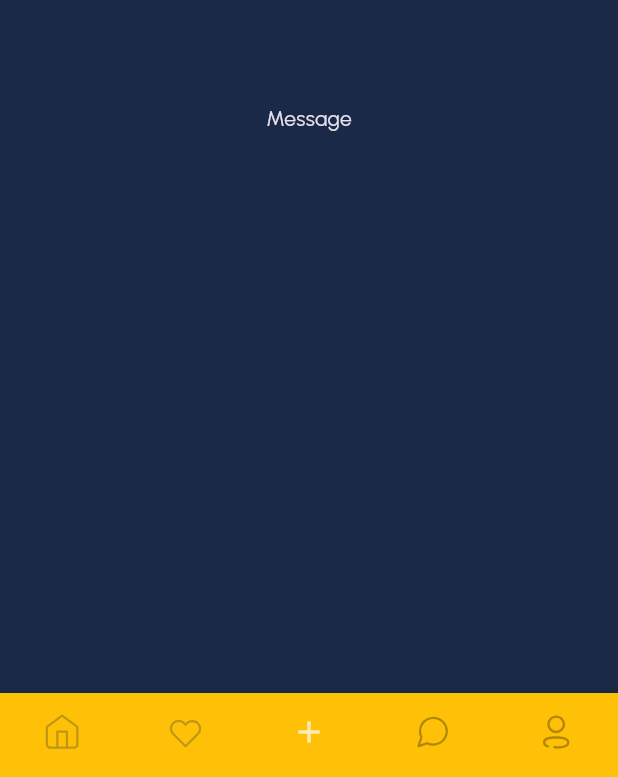
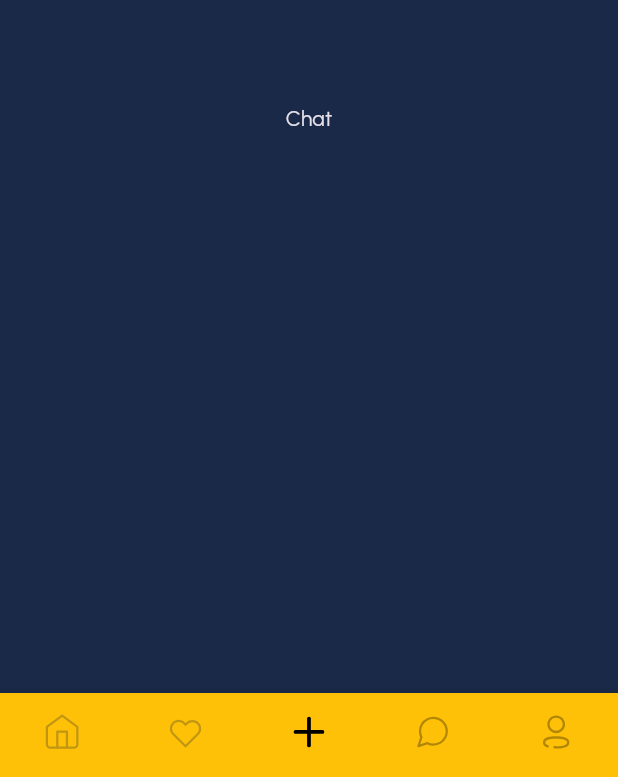
Before and after one commit to GitSentinel/Blog-App, a Flutter app: the MainPage screen opened by its route, item 4 of the bottom bar chosen, on a phone screen of 412 x 824 dp. Shown: the part 456-1233 px from the top of the screen. Run offline on Flutter 3.47's test engine with Material 3 defaults, Android fonts, the light colour scheme and no system bars; our stand-ins replace flutter_svg.

Commit message:
UI updated!

```diff
--- /dev/null
+++ b/lib/config/app_icons.dart
@@ -0,0 +1,14 @@
+class AppIcons {
+  static const _png = 'assets/images/';
+  static const _svg = 'assets/svg/';
+
+  static const facebook = '$_png/facebook.svg';
+  static const google = '$_png/google.svg';
+
+  static const add = '$_svg/add.svg';
+  static const home = '$_svg/home.svg';
+  static const chat = '$_svg/chat.svg';
+  static const profile = '$_svg/profile.svg';
+  static const favorite = '$_svg/favorite.svg';
+  static const location = '$_svg/location.svg';
+}
--- /dev/null
+++ b/lib/config/app_routes.dart
@@ -0,0 +1,18 @@
+import 'package:create_app/pages/edit_profile_page.dart';
+import 'package:create_app/pages/home_page.dart';
+import 'package:create_app/pages/login_page.dart';
+import 'package:create_app/pages/main_page.dart';
+
+class AppRoutes {
+  static final pages = {
+    '/': (context) => LoginPage(),
+    '/home': (context) => HomePage(),
+    '/main': (context) => MainPage(),
+    '/edit-profile': (context) => EditProfilePage(),
+  };
+
+  static const login = '/';
+  static const home = '/home';
+  static const main = '/main';
+  static const editProfile = '/edit-profile';
+}
--- /dev/null
+++ b/lib/config/app_strings.dart
@@ -0,0 +1,28 @@
+class AppStrings {
+  static const profile = 'Profile';
+  static const appName = 'Flutter App';
+  static const helloWelcome = 'Hello, Welcome Back';
+  static const loginToContinue = 'Login to Continue';
+  static const username = 'UserName';
+  static const password = 'Password';
+  static const forgotPassword = 'Forgot Password?';
+  static const orSignInWith = 'Or Sign in With';
+  static const loginWithGoogle = 'Login with Google';
+  static const loginWithFacebook = 'Login with Facebook';
+  static const dontHaveAccount = 'Don\'t have an account?';
+  static const signUp = 'Sign Up';
+  static const home = 'Home';
+  static const favorites = 'Favorites';
+  static const add = 'Add Post';
+  static const chat = 'Chat';
+  static const user = 'User';
+  static const followers = 'Followers';
+  static const posts = 'Posts';
+  static const following = 'Following';
+  static const editProfile = 'Edit Profile';
+  static const firstName = 'First Name';
+  static const lastName = 'Last Name';
+  static const phoneNumber = 'Phone Number';
+  static const location = 'Location';
+  static const logOut = 'Log Out';
+}
--- a/lib/pages/main_page.dart
+++ b/lib/pages/main_page.dart
@@ -1,5 +1,7 @@
 // ignore_for_file: prefer_const_constructors, prefer_const_literals_to_create_immutables
 
+import 'package:create_app/config/app_icons.dart';
+import 'package:create_app/config/app_strings.dart';
 import 'package:create_app/pages/home_page.dart';
 import 'package:create_app/pages/profile_page.dart';
 import 'package:flutter/material.dart';
@@ -21,24 +23,24 @@ class _MainPageState extends State<MainPage> {
       bottomNavigationBar: BottomNavigationBar(
         items: [
           BottomNavigationBarItem(
-            icon: SvgPicture.asset('assets/svg/home.svg'),
-            label: 'Home',
+            icon: SvgPicture.asset(AppIcons.home),
+            label: AppStrings.home,
           ),
           BottomNavigationBarItem(
-            icon: SvgPicture.asset('assets/svg/favorite.svg'),
-            label: 'Favorite',
+            icon: SvgPicture.asset(AppIcons.favorite),
+            label: AppStrings.favorites,
           ),
           BottomNavigationBarItem(
-            icon: Icon(Icons.add),
-            label: 'Add Post',
+            icon: SvgPicture.asset(AppIcons.add),
+            label: AppStrings.add,
           ),
           BottomNavigationBarItem(
-            icon: SvgPicture.asset('assets/svg/chat.svg'),
-            label: 'Chat',
+            icon: SvgPicture.asset(AppIcons.chat),
+            label: AppStrings.chat,
           ),
           BottomNavigationBarItem(
-            icon: SvgPicture.asset('assets/svg/profile.svg'),
-            label: 'Profile',
+            icon: SvgPicture.asset(AppIcons.profile),
+            label: AppStrings.profile,
           ),
         ],
         currentIndex: currentIndex,
@@ -58,13 +60,13 @@ class _MainPageState extends State<MainPage> {
   final pages = [
     HomePage(),
     Center(
-      child: Text('Favorite'),
+      child: Text(AppStrings.favorites),
     ),
     Center(
-      child: Text('Add Post'),
+      child: Text(AppStrings.add),
     ),
     Center(
-      child: Text('Message'),
+      child: Text(AppStrings.chat),
     ),
     ProfilePage(),
   ];
```
Also changed, not shown: lib/main.dart (+7 -11 lines), lib/pages/edit_profile_page.dart (+6 -5 lines), lib/pages/home_page.dart (+3 -4 lines), lib/pages/login_page.dart (+18 -14 lines), lib/pages/profile_page.dart (+10 -8 lines), assets/svg/add.svg (added).
